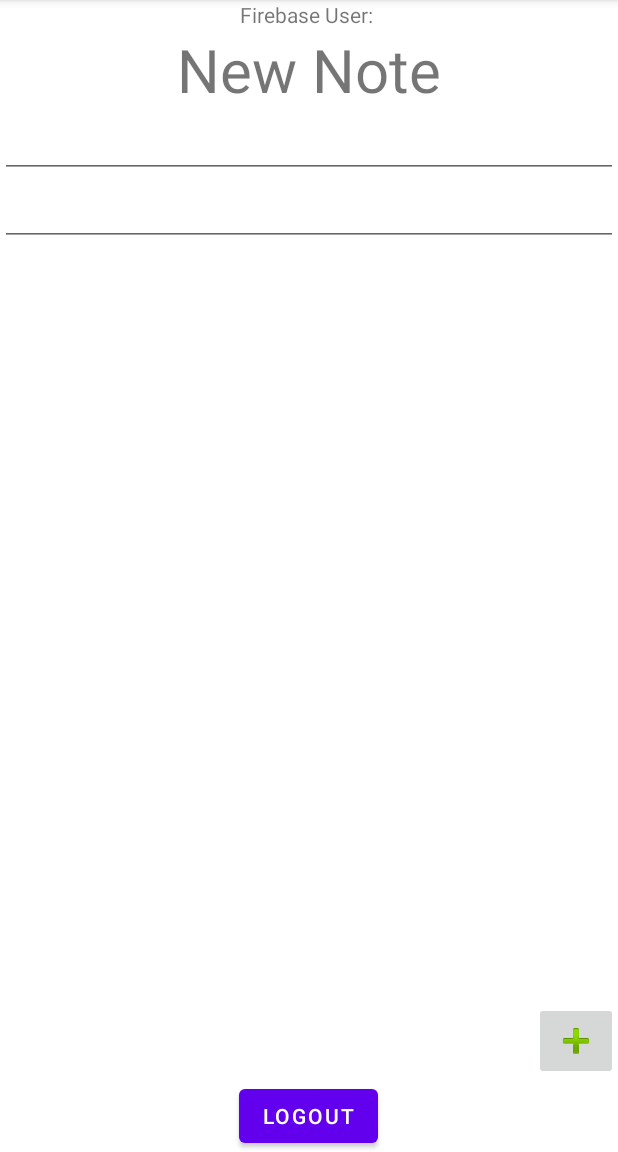
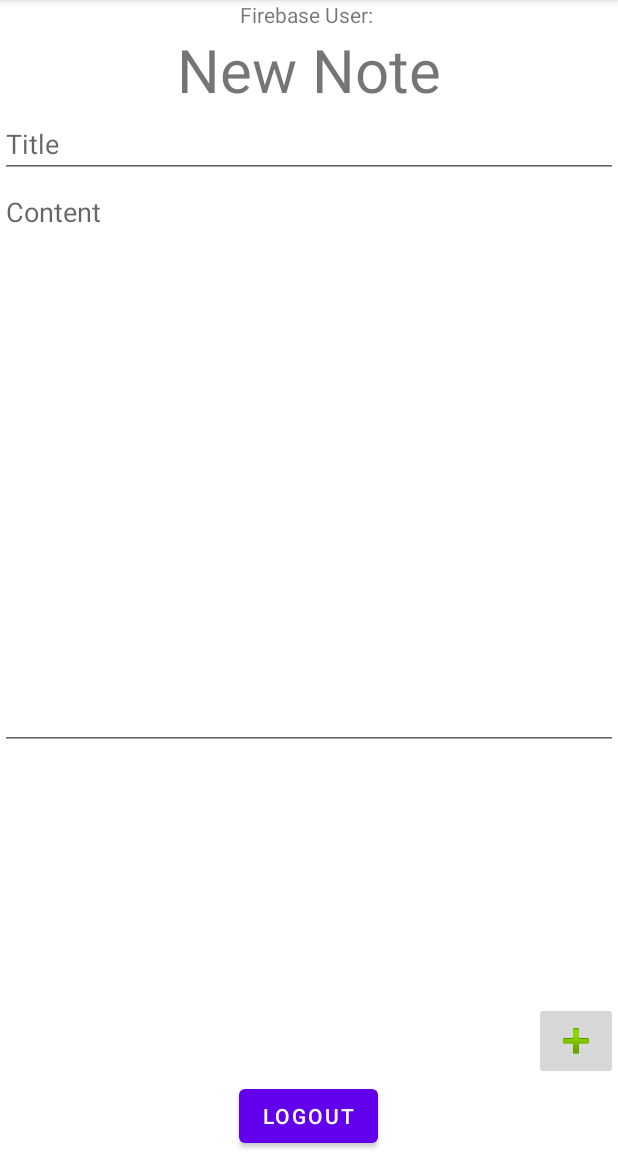
Before and after one commit to bo0412juanignaciocroce/PAS, an Android app: the fragment NotesFragment placed in its activity, after a tap on an icon or button, on a phone screen of 412 x 824 dp, the part 84-1236 px from its top. Run offline under Robolectric (Android 15) with nearby library versions, the light colour scheme and no system bars; our stand-ins replace Firebase (no records; nobody signed in at launch, a user with empty details on screens opened directly), Picasso, Room's generated code, RxJava; libraries missing offline, so code that uses them is left out: com.firebase.ui; network calls fail; pictures from the network do not load.

Commit message:
Added update, working on integrating it. Fixed keeping contents from last edition. Added multiline content.

```diff
--- a/app/src/main/java/es/upm/etsisi/pas/notes/INotesDAO.java
+++ b/app/src/main/java/es/upm/etsisi/pas/notes/INotesDAO.java
@@ -18,6 +18,12 @@ public interface INotesDAO {
     @Insert(onConflict = OnConflictStrategy.REPLACE)
     long insert(NotesEntity grupo);
 
+    @Query("UPDATE "+NotesEntity.TABLA+" SET title=:title WHERE uid=:id")
+    void updateTitle(String title, int id);
+
+    @Query("UPDATE "+NotesEntity.TABLA+" SET content=:content WHERE uid=:id")
+    void updateContent(String content, int id);
+
     @Query("DELETE FROM " + NotesEntity.TABLA)
     void deleteAll();
 
--- a/app/src/main/java/es/upm/etsisi/pas/notes/NotesAddNewFragment.java
+++ b/app/src/main/java/es/upm/etsisi/pas/notes/NotesAddNewFragment.java
@@ -49,6 +49,8 @@ public class NotesAddNewFragment extends Fragment {
                                 content.getText().toString()
                         )
                 );
+                title.setText("");
+                content.setText("");
                 MainActivity.getMyFragmentManager().popBackStackImmediate();
             }
         });
--- a/app/src/main/java/es/upm/etsisi/pas/notes/NotesRepositoryAdapter.java
+++ b/app/src/main/java/es/upm/etsisi/pas/notes/NotesRepositoryAdapter.java
@@ -51,7 +51,7 @@ public class NotesRepositoryAdapter extends RecyclerView.Adapter<NotesRepository
     public void onBindViewHolder(@NonNull ViewHolder holder, int position) {
         if (itemsList != null) {
             NotesEntity current = itemsList.get(position);
-            holder.userItemView.setText(current.getNombre());
+            holder.userItemView.setText(current.getTitle());
         } else {
             // Covers the case of data not being ready yet.
             holder.userItemView.setText("No item");
--- a/app/src/main/res/layout/notes_create_layout.xml
+++ b/app/src/main/res/layout/notes_create_layout.xml
@@ -24,15 +24,17 @@
             android:layout_height="wrap_content"
             android:ems="10"
             android:inputType="text"
-            tools:text="Title" />
+            android:hint="Title" />
 
         <EditText
             android:id="@+id/notes_create_layout_content"
             android:layout_width="match_parent"
             android:layout_height="wrap_content"
             android:ems="10"
-            android:inputType="text"
-            tools:text="Contents" />
+            android:gravity="start|top"
+            android:inputType="textMultiLine"
+            android:hint="Content"
+            android:layout_weight="2"/>
 
         <Space
             android:layout_width="match_parent"
```
Also changed, not shown: app/src/main/java/es/upm/etsisi/pas/notes/NotesEntity.java (+13 -13 lines).
